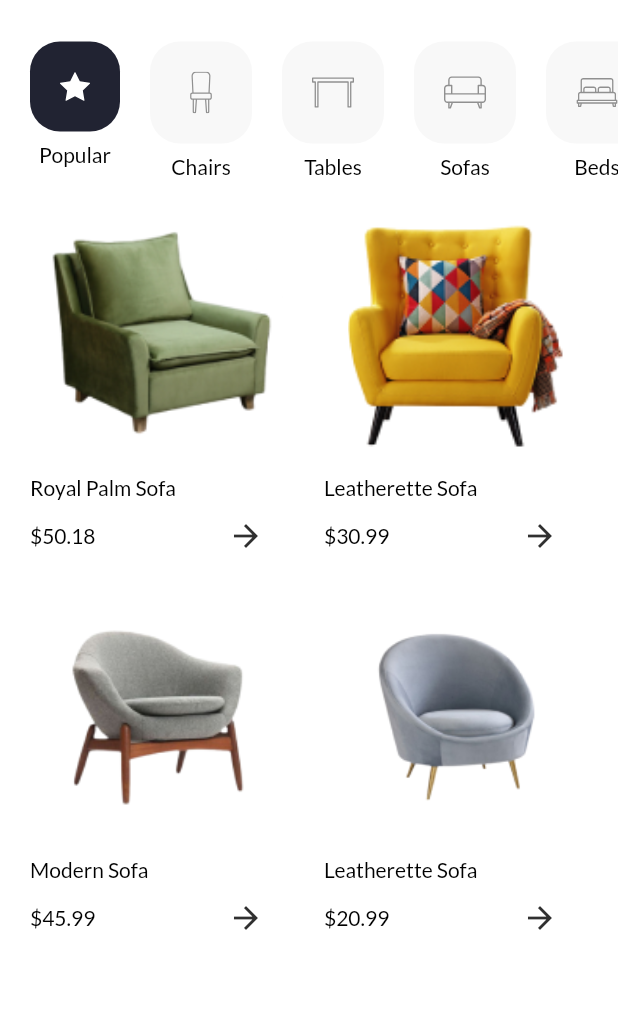
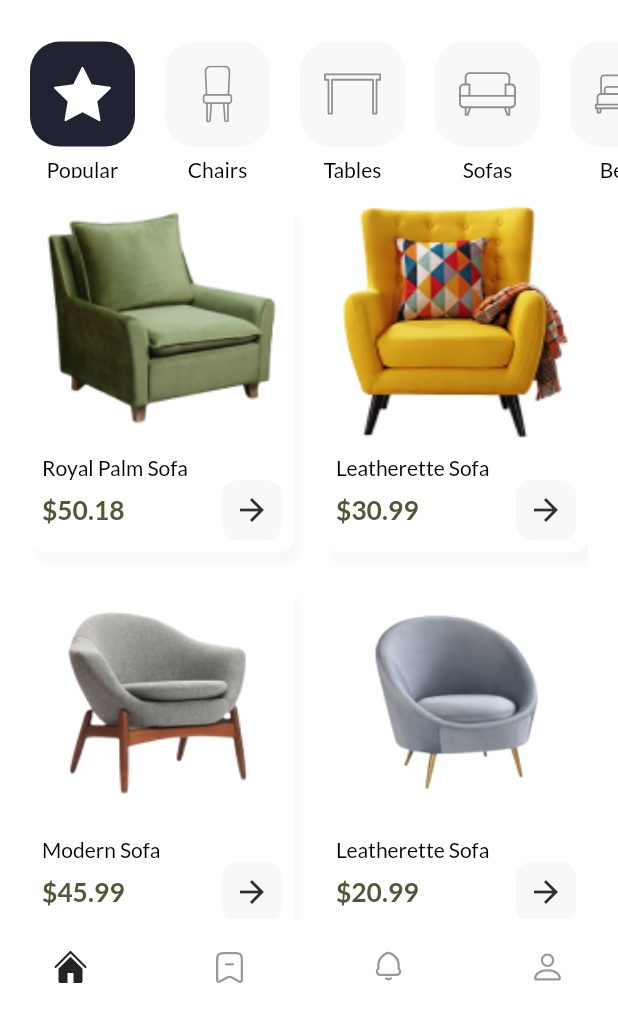
Before and after one commit to Stan081/Furniture_Store, a Flutter app: the screen it shows after launch, on a phone screen of 412 x 824 dp, the part 206-1236 px from its top. Run offline on Flutter 3.47's test engine with Material 2 defaults, Android fonts, the phone set to English and light mode, and no system bars; our stand-ins replace flutter_svg, google_fonts.

```diff
--- a/lib/screens/main/components/categories.dart
+++ b/lib/screens/main/components/categories.dart
@@ -16,12 +16,16 @@ class _CategoryMenuState extends State<CategoryMenu> {
   int selectedIndex = 0;
   @override
   Widget build(BuildContext context) {
-    return Container(
-      height: MediaQuery.of(context).size.height * 0.13,
+    return SizedBox(
+      height: MediaQuery.of(context).size.height * 0.12,
+      child: Expanded(
+        //flex: 1,
+        //height: MediaQuery.of(context).size.height * 0.15,
         child: ListView.builder(
           itemCount: CatModel.categories.length,
           scrollDirection: Axis.horizontal,
           itemBuilder: (context, index) => buildCategoryMenu(index),
+        ),
       ),
     );
   }
@@ -38,16 +42,18 @@ class _CategoryMenuState extends State<CategoryMenu> {
         child: Column(
           children: [
             Container(
+                width: 70,
+                height: 70,
                 decoration: BoxDecoration(
-                color:
-                    selectedIndex == index ? bgColor : const Color(0xFFF8F8F8),
+                  color: selectedIndex == index
+                      ? bgColor
+                      : const Color(0xFFF8F8F8),
                   borderRadius: const BorderRadius.all(
                     Radius.circular(defaultPadding),
                   ),
                 ),
-              padding: const EdgeInsets.all(20),
-              child: SvgPicture.asset(CatModel.categories[index].svgSrc),
-            ),
+                padding: const EdgeInsets.all(defaultPadding * 0.8),
+                child: SvgPicture.asset(CatModel.categories[index].svgSrc)),
             const SizedBox(
               height: 7,
             ),
--- /dev/null
+++ b/lib/screens/main/components/items_list.dart
@@ -0,0 +1,92 @@
+import 'package:flutter/material.dart';
+
+import '../../../constants.dart';
+import '../../../models/items.dart';
+
+class ItemsList extends StatelessWidget {
+  const ItemsList({
+    Key? key,
+  }) : super(key: key);
+
+  @override
+  Widget build(BuildContext context) {
+    return Expanded(
+      child: Padding(
+        padding: const EdgeInsets.only(
+            left: defaultPadding, right: defaultPadding, top: 15),
+        child: GridView.builder(
+            itemCount: ItemModel.items.length,
+            gridDelegate: const SliverGridDelegateWithFixedCrossAxisCount(
+                crossAxisCount: 2,
+                mainAxisSpacing: defaultPadding,
+                crossAxisSpacing: defaultPadding,
+                childAspectRatio: 0.75),
+            itemBuilder: (context, index) => Container(
+                  decoration: const BoxDecoration(
+                    color: Colors.white,
+                    borderRadius: BorderRadius.all(
+                      Radius.circular(defaultPadding * 0.5),
+                    ),
+                    boxShadow: [
+                      BoxShadow(
+                        color: Color(0xFFF8F8F8),
+                        blurRadius: 4,
+                        offset: Offset(4, 8), // Shadow position
+                      ),
+                    ],
+                  ),
+                  child: Column(
+                    mainAxisAlignment: MainAxisAlignment.end,
+                    //crossAxisAlignment: CrossAxisAlignment.start,
+                    children: [
+                      Expanded(
+                        child: Image.asset(
+                          ItemModel.items[index].imgSrc,
+                          fit: BoxFit.fill,
+                        ),
+                      ),
+                      Padding(
+                        padding: const EdgeInsets.all(8.0),
+                        child: Column(
+                          crossAxisAlignment: CrossAxisAlignment.start,
+                          children: [
+                            Text(ItemModel.items[index].name),
+                            Row(
+                              mainAxisAlignment:
+                                  MainAxisAlignment.spaceBetween,
+                              children: [
+                                Text(
+                                  "\$${ItemModel.items[index].price}",
+                                  style: const TextStyle(
+                                      fontSize: 11.73 * 1.5,
+                                      fontWeight: FontWeight.w600,
+                                      color: Color(0xFF4E5A37)),
+                                ),
+                                GestureDetector(
+                                  onTap: () {},
+                                  child: Container(
+                                    width: 40,
+                                    height: 40,
+                                    decoration: const BoxDecoration(
+                                        color: Color(0xFFF8F8F8),
+                                        shape: BoxShape.rectangle,
+                                        borderRadius: BorderRadius.all(
+                                            Radius.circular(10))),
+                                    child: const Icon(
+                                      Icons.arrow_forward,
+                                      color: secondaryColor,
+                                    ),
+                                  ),
+                                ),
+                              ],
+                            )
+                          ],
+                        ),
+                      ),
+                    ],
+                  ),
+                )),
+      ),
+    );
+  }
+}
--- a/lib/screens/main/components/search_bar.dart
+++ b/lib/screens/main/components/search_bar.dart
@@ -3,13 +3,29 @@ import 'package:flutter_svg/svg.dart';
 
 import '../../../constants.dart';
 
-class SearchBar extends StatelessWidget {
+class SearchBar extends StatefulWidget {
   const SearchBar({
     Key? key,
   }) : super(key: key);
 
   @override
+  State<SearchBar> createState() => _SearchBarState();
+}
+
+class _SearchBarState extends State<SearchBar> {
+  final searchController = TextEditingController();
+
+  @override
+  void dispose() {
+    // Clean up the controller when the widget is disposed.
+    searchController.dispose();
+    super.dispose();
+  }
+
+  @override
   Widget build(BuildContext context) {
+    var data = searchController.text;
+
     return Container(
       margin: const EdgeInsets.all(defaultPadding),
       decoration: const BoxDecoration(
@@ -26,9 +42,10 @@ class SearchBar extends StatelessWidget {
               width: 30,
             ),
           ),
-          const Expanded(
+          Expanded(
             child: TextField(
-              decoration: InputDecoration(
+              controller: searchController,
+              decoration: const InputDecoration(
                 border: InputBorder.none,
                 hintText: "Search for furniture",
                 fillColor: Color(0xFFF8F8F8),
--- a/lib/screens/main/main_screen.dart
+++ b/lib/screens/main/main_screen.dart
@@ -1,10 +1,10 @@
 import 'package:flutter/material.dart';
+import 'package:flutter_svg/svg.dart';
 import 'package:furniture_app/constants.dart';
-import 'package:furniture_app/models/category.dart';
-import 'package:furniture_app/models/items.dart';
 
 import 'components/categories.dart';
 import 'components/header.dart';
+import 'components/items_list.dart';
 import 'components/search_bar.dart';
 
 class MainScreen extends StatelessWidget {
@@ -22,68 +22,38 @@ class MainScreen extends StatelessWidget {
         ),
       ),
       body: Column(
+        children: const [SearchBar(), CategoryMenu(), ItemsList()],
+      ),
+      bottomNavigationBar: Container(
+        color: Colors.white,
+        child: Padding(
+          padding: const EdgeInsets.only(
+              left: defaultPadding + 15,
+              right: defaultPadding + 15,
+              top: defaultPadding,
+              bottom: defaultPadding + 10),
+          child: Row(
+            mainAxisAlignment: MainAxisAlignment.spaceBetween,
             children: [
-          SearchBar(),
-          CategoryMenu(),
-          Expanded(
-            child: Padding(
-              padding: const EdgeInsets.all(defaultPadding),
-              child: GridView.builder(
-                  itemCount: ItemModel.items.length,
-                  gridDelegate: const SliverGridDelegateWithFixedCrossAxisCount(
-                      crossAxisCount: 2,
-                      mainAxisSpacing: defaultPadding,
-                      crossAxisSpacing: defaultPadding,
-                      childAspectRatio: 0.75),
-                  itemBuilder: (context, index) => Container(
-                        decoration: const BoxDecoration(
-                          //color: bgColor,
-                          borderRadius: BorderRadius.all(
-                            Radius.circular(defaultPadding * 0.5),
+              GestureDetector(
+                onTap: () {},
+                child: SvgPicture.asset("assets/icons/clarity_home-solid.svg"),
               ),
+              GestureDetector(
+                onTap: () {},
+                child: SvgPicture.asset("assets/icons/3-keep-minus.svg"),
               ),
-                        child: Column(
-                          //crossAxisAlignment: CrossAxisAlignment.start,
-                          children: [
-                            Expanded(
-                              child: Image.asset(
-                                ItemModel.items[index].imgSrc,
-                                fit: BoxFit.fill,
-                                alignment: Alignment.topLeft,
+              GestureDetector(
+                onTap: () {},
+                child: SvgPicture.asset("assets/icons/76-notification.svg"),
               ),
-                            ),
-                            Column(
-                              crossAxisAlignment: CrossAxisAlignment.start,
-                              children: [
-                                Padding(
-                                  padding: const EdgeInsets.only(
-                                    top: 15.0,
-                                  ),
-                                  child: Text(ItemModel.items[index].name),
-                                ),
-                                Row(
-                                  mainAxisAlignment:
-                                      MainAxisAlignment.spaceBetween,
-                                  children: [
-                                    Text("\$${ItemModel.items[index].price}"),
-                                    TextButton(
-                                      style: const ButtonStyle(),
-                                      onPressed: () {},
-                                      child: const Icon(
-                                        Icons.arrow_forward,
-                                        color: secondaryColor,
-                                      ),
-                                    ),
-                                  ],
-                                )
-                              ],
+              GestureDetector(
+                onTap: () {},
+                child: SvgPicture.asset("assets/icons/bi_person.svg"),
               ),
             ],
           ),
-                      )),
         ),
-          )
-        ],
       ),
     );
   }
```
Also changed, not shown: assets/icons/3-keep-minus.svg (added), assets/icons/76-notification.svg (added), assets/icons/bi_person.svg (added), assets/icons/clarity_home-solid.svg (added). Lines whose indentation alone changed are shown as unchanged.
